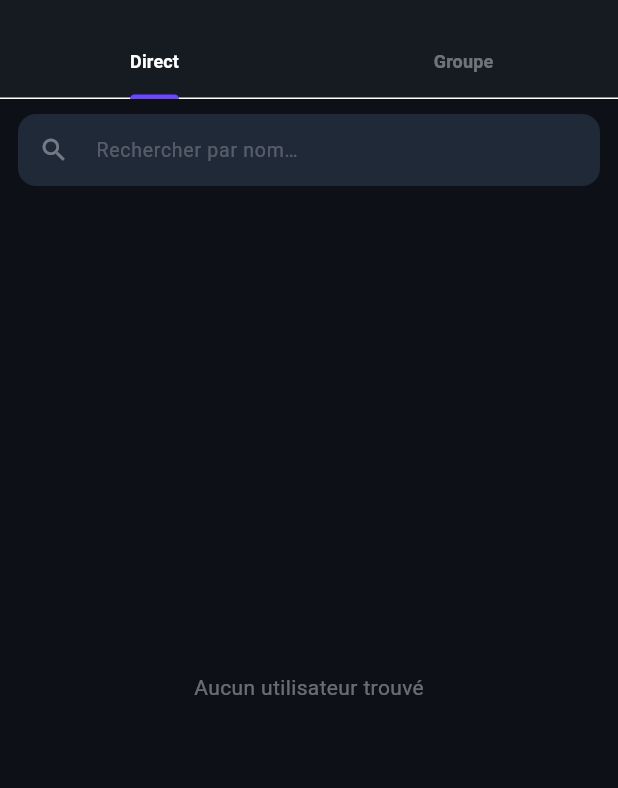
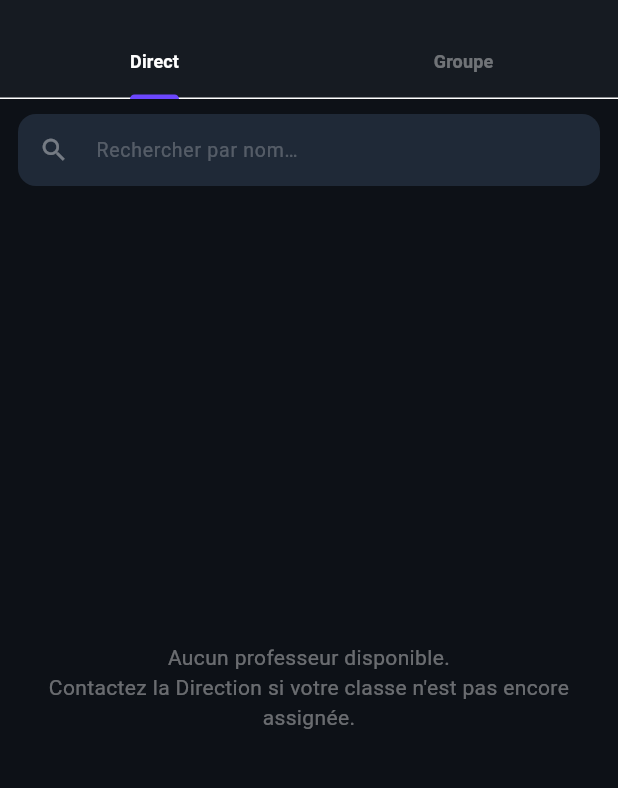
Before and after one commit to ilyas31ai/ilyas_app, a Flutter app: the NouvelleConversationPage screen opened directly with empty values, on a phone screen of 412 x 824 dp, the part 57-845 px from its top. Run offline on Flutter 3.47's test engine with Material 3 defaults, Android fonts, the phone set to English and light mode, and no system bars; our stand-ins replace audioplayers, clock, cloud_firestore, file_picker, firebase_auth, firebase_core and 11 more; missing offline and left inert: dart:html, record, speech_to_text_platform_interface; accounts and stored records are empty; statements that could not run were skipped.

Commit message:
fix(messagerie): restriction eleve/prof + crash creation + permission Firestore
Ajoute les regles d'autorisation elleve<->professeur pour la messagerie
interne (profId sur UserModel, helpers profsAutorisesPourEleve /
elevesAutorisesPourProf, filtrage du contact picker), gere les etats
d'erreur manquants sur les listes conversations/messages, corrige un
crash Flutter (_dependents.isEmpty) du a ScaffoldMessenger.of(context)
appele apres Navigator.pop, et corrige la regle Firestore de lecture
des conversations qui bloquait le get() de verification dans
getOrCreateDirect avant la creation du document (resource null sur un
doc inexistant).

```diff
--- a/lib/models/user_model.dart
+++ b/lib/models/user_model.dart
@@ -101,6 +101,11 @@ class UserModel {
   // Professeur
   final String? matiere;
 
+  /// UID du professeur de la classe de l'élève — écrit par la Direction à
+  /// l'affectation de classe ([direction_eleves_page.dart]). Utilisé pour
+  /// restreindre la messagerie élève → professeur à ses vrais enseignants.
+  final String? profId;
+
   // Fiche contact — renseignée par la Direction (gestion élèves/professeurs).
   // Additif : reste null pour tous les comptes existants (aucune régression
   // sur displayName, qui demeure la source d'affichage historique).
@@ -142,6 +147,7 @@ class UserModel {
     this.classeId,
     this.classeNom,
     this.matiere,
+    this.profId,
     this.nom,
     this.prenom,
     this.adresse,
@@ -173,6 +179,7 @@ class UserModel {
       classeId: d['classeId'] as String?,
       classeNom: d['classeNom'] as String?,
       matiere: d['matiere'] as String?,
+      profId: d['profId'] as String?,
       nom: d['nom'] as String?,
       prenom: d['prenom'] as String?,
       adresse: d['adresse'] as String?,
@@ -200,6 +207,7 @@ class UserModel {
         if (classeId != null) 'classeId': classeId,
         if (classeNom != null) 'classeNom': classeNom,
         if (matiere != null) 'matiere': matiere,
+        if (profId != null) 'profId': profId,
         if (nom != null) 'nom': nom,
         if (prenom != null) 'prenom': prenom,
         if (adresse != null) 'adresse': adresse,
@@ -222,6 +230,7 @@ class UserModel {
     String? classeId,
     String? classeNom,
     String? matiere,
+    String? profId,
     String? nom,
     String? prenom,
     String? adresse,
@@ -245,6 +254,7 @@ class UserModel {
         classeId: classeId ?? this.classeId,
         classeNom: classeNom ?? this.classeNom,
         matiere: matiere ?? this.matiere,
+        profId: profId ?? this.profId,
         nom: nom ?? this.nom,
         prenom: prenom ?? this.prenom,
         adresse: adresse ?? this.adresse,
--- a/lib/pages/nouvelle_conversation_page.dart
+++ b/lib/pages/nouvelle_conversation_page.dart
@@ -36,10 +36,51 @@ class _NouvelleConversationPageState
   final Map<String, UserModel> _selectedUsers = {};
   bool _creating = false;
 
+  /// UIDs autorisés pour le rôle courant (professeurs pour un élève, élèves
+  /// pour un professeur). `null` = pas de restriction pour ce rôle.
+  Set<String>? _allowedIds;
+  bool _loadingAllowed = true;
+
   @override
   void initState() {
     super.initState();
     _tc = TabController(length: 2, vsync: this);
+    _loadAllowed();
+  }
+
+  /// Restreint la messagerie Élève ↔ Professeur : un élève ne doit voir que
+  /// ses professeurs, un professeur que les élèves de son établissement.
+  /// Les autres rôles (Direction, Parent…) ne sont pas concernés.
+  Future<void> _loadAllowed() async {
+    Set<String>? ids;
+    if (widget.me.role == UserRole.eleve) {
+      ids = await MessagerieService.profsAutorisesPourEleve(widget.me);
+    } else if (widget.me.role == UserRole.professeur) {
+      ids = await MessagerieService.elevesAutorisesPourProf(widget.me);
+    }
+    if (mounted) {
+      setState(() {
+        _allowedIds = ids;
+        _loadingAllowed = false;
+      });
+    }
+  }
+
+  /// Applique la restriction de rôle sur une liste de contacts déjà chargée.
+  List<UserModel> _applyRoleFilter(List<UserModel> users) {
+    if (widget.me.role == UserRole.eleve) {
+      final allowed = _allowedIds ?? const <String>{};
+      return users
+          .where((u) => u.role == UserRole.professeur && allowed.contains(u.uid))
+          .toList();
+    }
+    if (widget.me.role == UserRole.professeur) {
+      final allowed = _allowedIds ?? const <String>{};
+      return users
+          .where((u) => u.role != UserRole.eleve || allowed.contains(u.uid))
+          .toList();
+    }
+    return users;
   }
 
   @override
@@ -117,11 +158,15 @@ class _NouvelleConversationPageState
               _DirectList(
                 me: widget.me,
                 query: _query,
+                loadingAllowed: _loadingAllowed,
+                roleFilter: _applyRoleFilter,
                 onSelect: (u) => _createDirect(u),
               ),
               _GroupBuilder(
                 me: widget.me,
                 query: _query,
+                loadingAllowed: _loadingAllowed,
+                roleFilter: _applyRoleFilter,
                 selectedIds: _selectedIds,
                 groupNameCtrl: _groupNameCtrl,
                 onToggle: (u) {
@@ -267,15 +312,23 @@ class _SelectedChips extends StatelessWidget {
 class _DirectList extends StatelessWidget {
   final UserModel me;
   final String query;
+  final bool loadingAllowed;
+  final List<UserModel> Function(List<UserModel>) roleFilter;
   final ValueChanged<UserModel> onSelect;
 
   const _DirectList(
       {required this.me,
       required this.query,
+      required this.loadingAllowed,
+      required this.roleFilter,
       required this.onSelect});
 
   @override
   Widget build(BuildContext context) {
+    if (loadingAllowed) {
+      return const Center(
+          child: CircularProgressIndicator(color: _kPurple));
+    }
     return StreamBuilder<QuerySnapshot>(
       stream: FirebaseFirestore.instance
           .collection('users')
@@ -293,11 +346,13 @@ class _DirectList extends StatelessWidget {
           );
         }
         // whereNotIn Firestore exclude les docs sans champ 'statut' → filtre Dart
-        final users = (snap.data?.docs ?? [])
+        var users = (snap.data?.docs ?? [])
             .map(UserModel.fromDoc)
             .where((u) => u.uid != me.uid)
             .where((u) => u.statut != 'en_attente')
-            .where((u) {
+            .toList();
+        users = roleFilter(users);
+        users = users.where((u) {
           if (query.isEmpty) return true;
           return u.displayName
               .toLowerCase()
@@ -305,9 +360,19 @@ class _DirectList extends StatelessWidget {
         }).toList();
 
         if (users.isEmpty) {
-          return const Center(
-            child: Text('Aucun utilisateur trouvé',
-                style: TextStyle(color: Colors.white38)),
+          return Center(
+            child: Padding(
+              padding: const EdgeInsets.all(24),
+              child: Text(
+                me.role == UserRole.eleve
+                    ? 'Aucun professeur disponible.\nContactez la Direction si votre classe n\'est pas encore assignée.'
+                    : me.role == UserRole.professeur
+                        ? 'Aucun élève trouvé.\nSeuls les élèves de vos classes apparaissent ici.'
+                        : 'Aucun utilisateur trouvé',
+                textAlign: TextAlign.center,
+                style: const TextStyle(color: Colors.white38),
+              ),
+            ),
           );
         }
 
@@ -331,6 +396,8 @@ class _DirectList extends StatelessWidget {
 class _GroupBuilder extends StatelessWidget {
   final UserModel me;
   final String query;
+  final bool loadingAllowed;
+  final List<UserModel> Function(List<UserModel>) roleFilter;
   final Set<String> selectedIds;
   final TextEditingController groupNameCtrl;
   final ValueChanged<UserModel> onToggle;
@@ -338,6 +405,8 @@ class _GroupBuilder extends StatelessWidget {
   const _GroupBuilder({
     required this.me,
     required this.query,
+    required this.loadingAllowed,
+    required this.roleFilter,
     required this.selectedIds,
     required this.groupNameCtrl,
     required this.onToggle,
@@ -345,6 +414,10 @@ class _GroupBuilder extends StatelessWidget {
 
   @override
   Widget build(BuildContext context) {
+    if (loadingAllowed) {
+      return const Center(
+          child: CircularProgressIndicator(color: _kPurple));
+    }
     return StreamBuilder<QuerySnapshot>(
       stream: FirebaseFirestore.instance
           .collection('users')
@@ -362,11 +435,13 @@ class _GroupBuilder extends StatelessWidget {
           );
         }
         // whereNotIn Firestore exclude les docs sans champ 'statut' → filtre Dart
-        final users = (snap.data?.docs ?? [])
+        var users = (snap.data?.docs ?? [])
             .map(UserModel.fromDoc)
             .where((u) => u.uid != me.uid)
             .where((u) => u.statut != 'en_attente')
-            .where((u) {
+            .toList();
+        users = roleFilter(users);
+        users = users.where((u) {
           if (query.isEmpty) return true;
           return u.displayName
               .toLowerCase()
```
Also changed, not shown: lib/pages/conversation_page.dart (+12 -0 lines), lib/pages/direction_eleves_page.dart (+10 -4 lines), lib/pages/espace_direction_page.dart (+10 -4 lines), lib/pages/messagerie_page.dart (+12 -0 lines), lib/services/messagerie_service.dart (+83 -14 lines), 1 other file.
